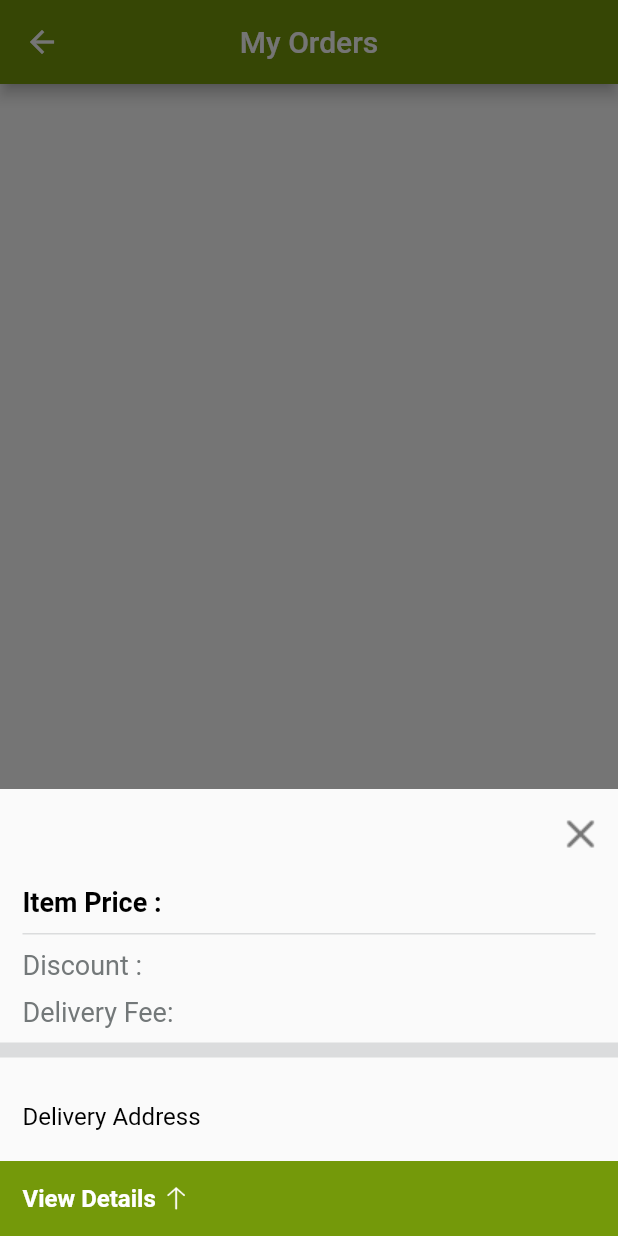
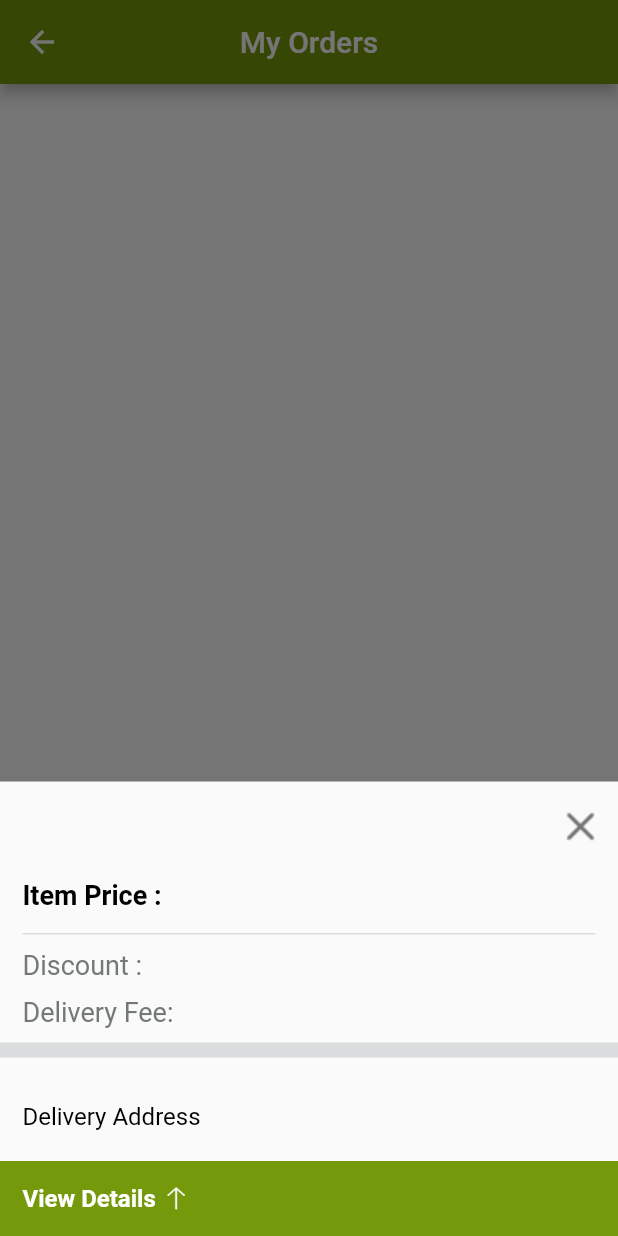
Before and after one commit to rahul-smash/restroappFlutter_dharmikBazar_resined, a Flutter app: the OrderDetailScreen screen opened directly with empty values, after a tap on "View Details", on a phone screen of 412 x 824 dp. Run offline on Flutter 3.47's test engine with Material 2 defaults, Android fonts, the phone set to English and light mode, and no system bars; our stand-ins replace badges, cached_network_image, carousel_pro, carousel_slider, connectivity, device_info and 16 more; missing offline and left inert: flutter_pull_to_refresh, flutter_share, flutter_web_view, geocoder, maps_launcher, razorpay_flutter; accounts and stored records are empty; network calls fail; statements that could not run were skipped.

Commit message:
latest code

```diff
--- a/lib/src/Screens/Offers/OrderDetailScreen.dart
+++ b/lib/src/Screens/Offers/OrderDetailScreen.dart
@@ -203,7 +203,7 @@ class OrderDetailScreen extends StatelessWidget {
 
                   ),
                   Padding(
-                    padding: EdgeInsets.fromLTRB(15, 10, 15, 0),
+                    padding: EdgeInsets.fromLTRB(15, 10, 15, 5),
                     child:  Row(
                       mainAxisAlignment: MainAxisAlignment.spaceBetween,
                       children: <Widget>[
```
